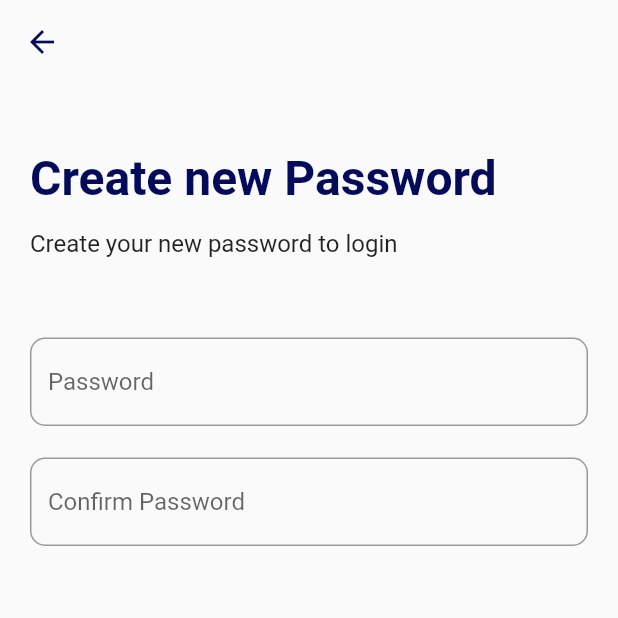
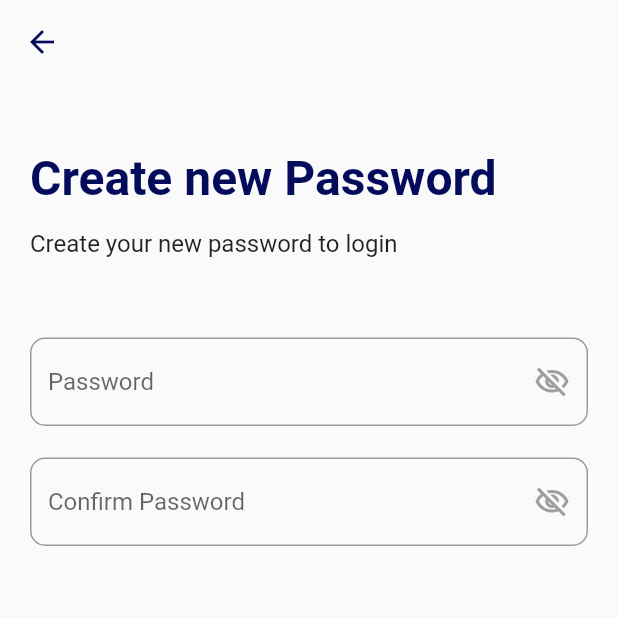
Before and after one commit to H-R-S/SOTL-APP, a Flutter app: the ChangePasswordScreen screen opened by its route, on a phone screen of 412 x 824 dp, the top half of it. Run offline on Flutter 3.47's test engine with Material 2 defaults, Android fonts, the phone set to English and light mode, and no system bars.

Commit message:
Screen UI updated | Change Password Screen

```diff
--- a/lib/view/screens/change_password/change_password_screen.dart
+++ b/lib/view/screens/change_password/change_password_screen.dart
@@ -1,7 +1,7 @@
 import 'package:flutter/material.dart';
-import 'package:sotl/resources/validator/validator.dart';
-import 'package:sotl/view/widgets/button/my_elevated_button.dart';
 import '../../../resources/constants/style.dart';
+import '../../../resources/validator/validator.dart';
+import '../../widgets/button/my_elevated_button.dart';
 import '../../widgets/snack_bar/my_snack_bar.dart';
 import '../../widgets/text_field/my_text_field.dart';
 
@@ -15,7 +15,10 @@ class ChangePasswordScreen extends StatelessWidget {
 
   @override
   Widget build(BuildContext context) {
-    return Scaffold(
+    return GestureDetector(
+      onTap: () => FocusScope.of(context).unfocus(),
+      child: SafeArea(
+        child: Scaffold(
             extendBodyBehindAppBar: true,
             appBar: AppBar(
                 backgroundColor: Colors.transparent,
@@ -46,12 +49,16 @@ class ChangePasswordScreen extends StatelessWidget {
                               MyTextField(
                                   validator: (value) =>
                                       Validator.validatePassword(value),
+                                  isPassword: true,
+                                  isVisible: true,
                                   controller: passwordController,
                                   hint: "Password"),
                               MyTextField(
                                   validator: (value) =>
                                       Validator.validateConfirmPassword(
                                           value, passwordController.text),
+                                  isPassword: true,
+                                  isVisible: true,
                                   controller: confirmPasswordController,
                                   hint: "Confirm Password"),
                               const SizedBox(height: 60),
@@ -64,6 +71,8 @@ class ChangePasswordScreen extends StatelessWidget {
                                       MySnackBar(context, "Login successfully");
                                     }
                                   })
-                        ])))));
+                            ]))))),
+      ),
+    );
   }
 }
```
Lines whose indentation alone changed are shown as unchanged.
